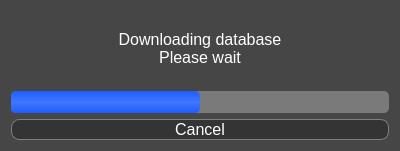
First picture: the form in download_db_window.ui, repository vbrizgamnk/Artemis, before the edit.
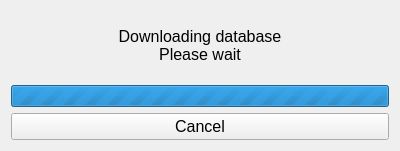
Second picture: the form after the edit.

```diff
--- a/download_db_window.ui
+++ b/download_db_window.ui
@@ -14,33 +14,7 @@
    <string>Download database</string>
   </property>
   <property name="styleSheet">
-   <string notr="true">QWidget {
-	background-color: #464646
-}
-
-QLabel {
-	color: #ffffff;
-}
-
-QProgressBar {
-    border: 2px #7a7a7a;
-	border-radius: 5px;
-	background-color:  #7a7a7a;
-}
-
-QProgressBar::chunk {
-	background: qlineargradient(x1:0, y1:0, x2:0, y2:1, stop:0 #1d5eff, stop:0.5 #4177ff, stop:1 #1d5eff);
-	border-radius: 5px;
-}
-
-
-QMessageBox {
-	color: #ffffff;
-}
-
-QPushButton {
-	color: #ffffff;
-}</string>
+   <string notr="true"/>
   </property>
   <layout class="QVBoxLayout" name="verticalLayout">
    <property name="sizeConstraint">
@@ -73,6 +47,9 @@
      <property name="value">
       <number>-1</number>
      </property>
+     <property name="textVisible">
+      <bool>false</bool>
+     </property>
     </widget>
    </item>
    <item>
@@ -83,13 +60,7 @@
       </font>
      </property>
      <property name="styleSheet">
-      <string notr="true">QPushButton {
-	background-color: rgb(52,52,52);
-	color: #FFFFFF;
-	border: 1px solid gray;
-	border-radius: 8px;
-}
-</string>
+      <string notr="true"/>
      </property>
      <property name="text">
       <string>Cancel</string>
```
